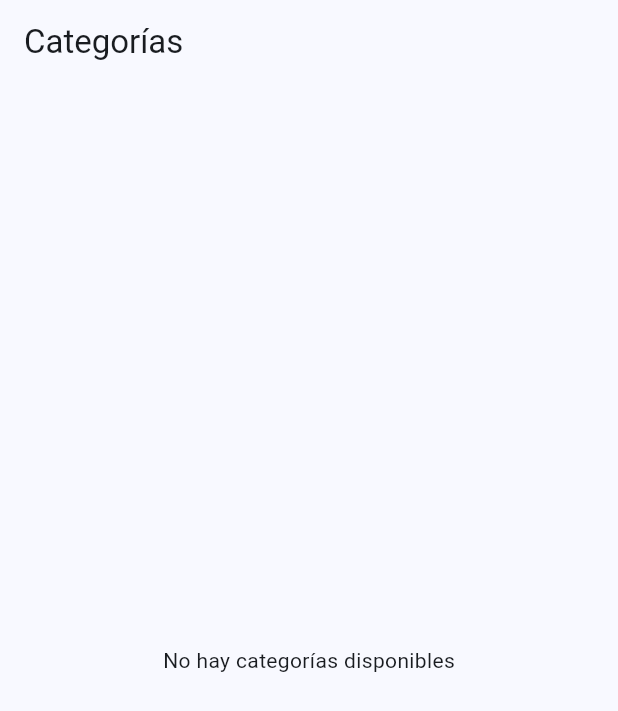
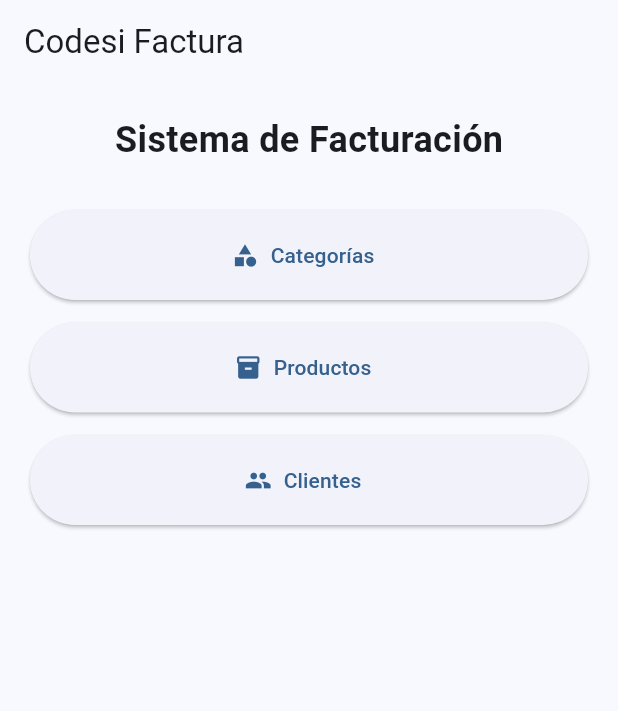
Before and after one commit to ronny1t/codesi_factura_flutter, a Flutter app: the screen it shows after launch, on a phone screen of 412 x 824 dp. Shown: the top 711 px of the screen. Run offline on Flutter 3.47's test engine with Material 3 defaults, Android fonts, the phone set to English and light mode, and no system bars.

Commit message:
avance del demo con las tablas de categoria, cliente y productos

```diff
--- a/lib/main.dart
+++ b/lib/main.dart
@@ -1,27 +1,25 @@
 import 'package:flutter/material.dart';
-import 'screens/categorias_screen.dart';
+import 'screens/home_screen.dart';
 
 void main() {
-  runApp(const CodesiFacturaApp());
+  runApp(const MyApp());
 }
 
-class CodesiFacturaApp extends StatelessWidget {
-  const CodesiFacturaApp({super.key});
+class MyApp extends StatelessWidget {
+  const MyApp({super.key});
 
   @override
   Widget build(BuildContext context) {
     return MaterialApp(
       debugShowCheckedModeBanner: false,
       title: 'Codesi Factura',
-
       theme: ThemeData(
         colorScheme: ColorScheme.fromSeed(
           seedColor: Colors.blue,
         ),
         useMaterial3: true,
       ),
-
-      home: const CategoriasScreen(),
+      home: const HomeScreen(),
     );
   }
 }
--- a/lib/screens/home_screen.dart
+++ b/lib/screens/home_screen.dart
@@ -0,0 +1,92 @@
+import 'package:flutter/material.dart';
+
+import 'categorias_screen.dart';
+import 'productos_screen.dart';
+import 'clientes_screen.dart';
+
+class HomeScreen extends StatelessWidget {
+  const HomeScreen({super.key});
+
+  @override
+  Widget build(BuildContext context) {
+    return Scaffold(
+      appBar: AppBar(
+        title: const Text('Codesi Factura'),
+      ),
+      body: Padding(
+        padding: const EdgeInsets.all(20),
+        child: Column(
+          children: [
+            const Text(
+              'Sistema de Facturación',
+              style: TextStyle(
+                fontSize: 24,
+                fontWeight: FontWeight.bold,
+              ),
+            ),
+
+            const SizedBox(height: 30),
+
+            SizedBox(
+              width: double.infinity,
+              height: 60,
+              child: ElevatedButton.icon(
+                icon: const Icon(Icons.category),
+                label: const Text('Categorías'),
+                onPressed: () {
+                  Navigator.push(
+                    context,
+                    MaterialPageRoute(
+                      builder: (context) =>
+                          const CategoriasScreen(),
+                    ),
+                  );
+                },
+              ),
+            ),
+
+            const SizedBox(height: 15),
+
+            SizedBox(
+              width: double.infinity,
+              height: 60,
+              child: ElevatedButton.icon(
+                icon: const Icon(Icons.inventory),
+                label: const Text('Productos'),
+                onPressed: () {
+                  Navigator.push(
+                    context,
+                    MaterialPageRoute(
+                      builder: (context) =>
+                          const ProductosScreen(),
+                    ),
+                  );
+                },
+              ),
+            ),
+
+            const SizedBox(height: 15),
+
+            SizedBox(
+              width: double.infinity,
+              height: 60,
+              child: ElevatedButton.icon(
+                icon: const Icon(Icons.people),
+                label: const Text('Clientes'),
+                onPressed: () {
+                  Navigator.push(
+                    context,
+                    MaterialPageRoute(
+                      builder: (context) =>
+                          const ClientesScreen(),
+                    ),
+                  );
+                },
+              ),
+            ),
+          ],
+        ),
+      ),
+    );
+  }
+}
```
Also changed, not shown: lib/models/cliente.dart (+31 -0 lines), lib/models/producto.dart (+34 -0 lines), lib/screens/clientes_screen.dart (+98 -0 lines), lib/screens/productos_screen.dart (+85 -0 lines), lib/services/cliente_service.dart (+14 -0 lines), lib/services/producto_service.dart (+14 -0 lines).
